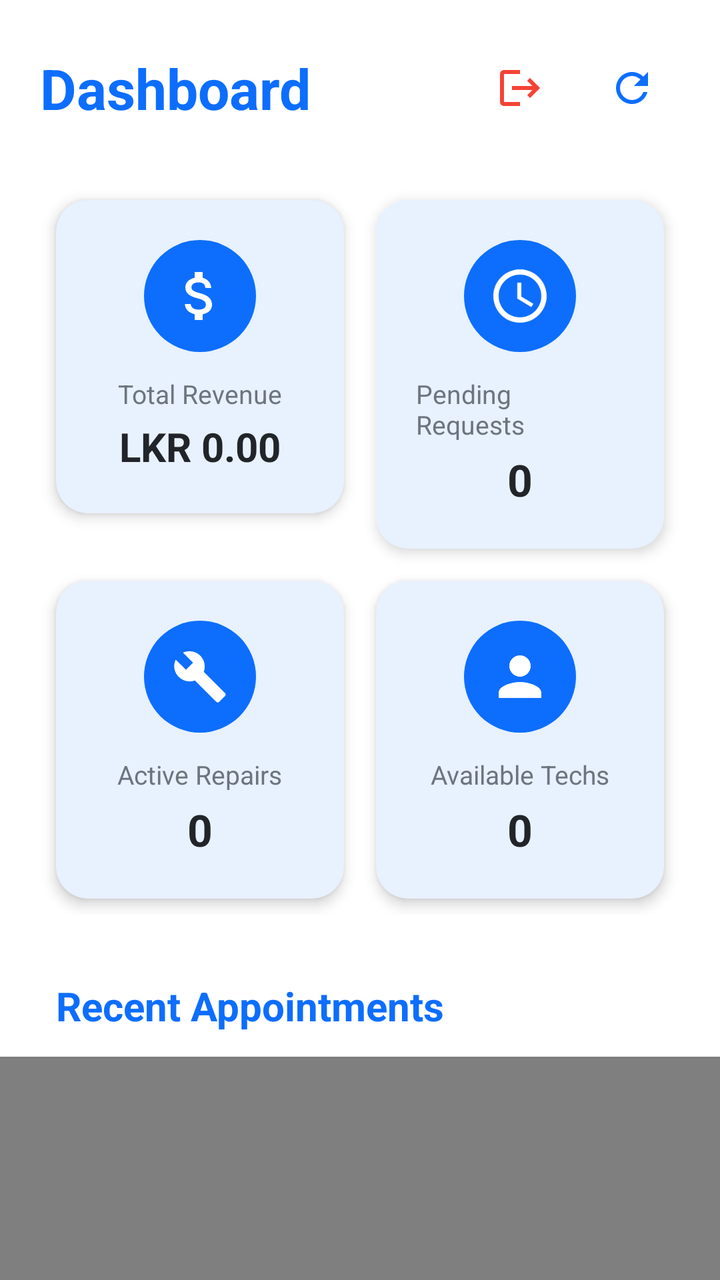
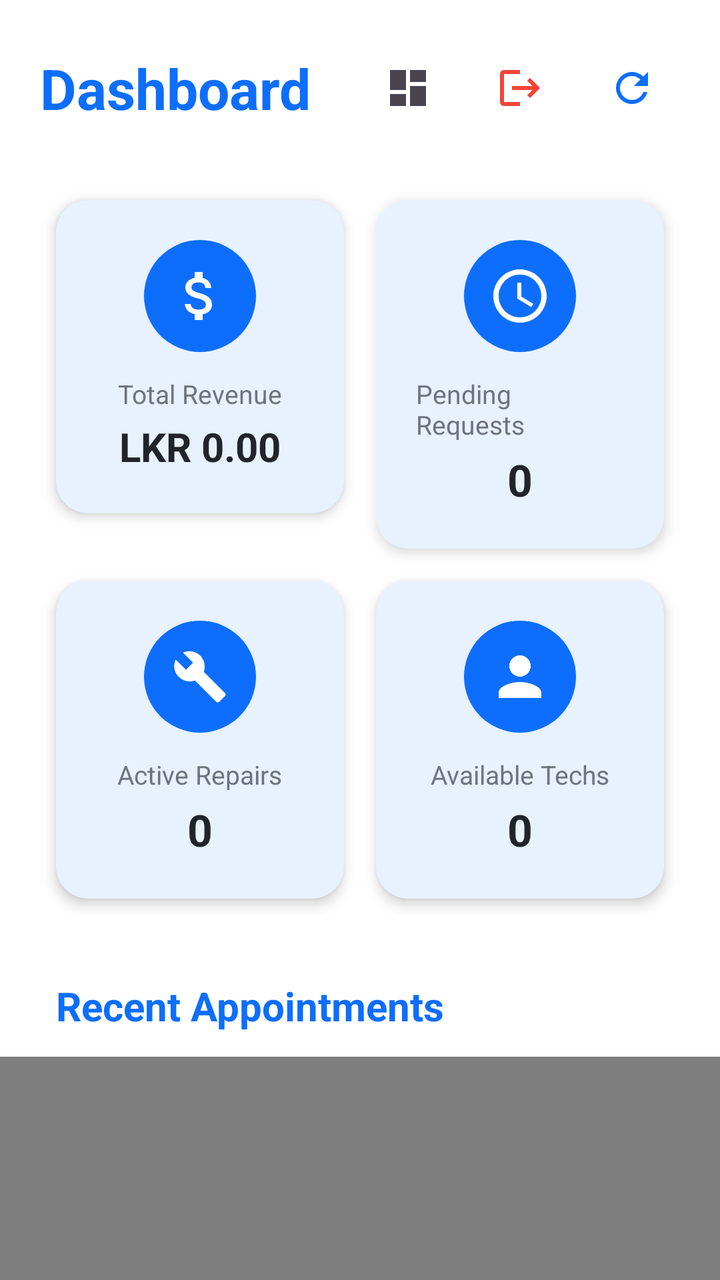

Compare the two renders of this Android layout. The source of the first and the diff that turns it into the second are given below.
<!-- AndroidManifest.xml: application theme Theme.TECHFIX -->
<!-- res/layout/fragment_admin_dashboard.xml -->
<?xml version="1.0" encoding="utf-8"?>
<androidx.coordinatorlayout.widget.CoordinatorLayout xmlns:android="http://schemas.android.com/apk/res/android"
    xmlns:app="http://schemas.android.com/apk/res-auto"
    android:layout_width="match_parent"
    android:layout_height="match_parent"
    android:background="?attr/colorSurface">

    <com.google.android.material.appbar.AppBarLayout
        android:layout_width="match_parent"
        android:layout_height="wrap_content"
        android:background="@android:color/transparent"
        app:elevation="0dp">

        <com.google.android.material.appbar.CollapsingToolbarLayout
            android:layout_width="match_parent"
            android:layout_height="wrap_content"
            app:layout_scrollFlags="scroll|exitUntilCollapsed">

            <LinearLayout
                android:layout_width="match_parent"
                android:layout_height="wrap_content"
                android:orientation="vertical"
                android:padding="20dp">

                
                <LinearLayout
                    android:layout_width="match_parent"
                    android:layout_height="wrap_content"
                    android:orientation="horizontal"
                    android:gravity="center_vertical"
                    android:layout_marginBottom="24dp">

                    <TextView
                        android:layout_width="0dp"
                        android:layout_height="wrap_content"
                        android:layout_weight="1"
                        android:text="Dashboard"
                        android:textSize="28sp"
                        android:textStyle="bold"
                        android:textColor="?attr/colorPrimary" />

                    <ImageButton
                        android:id="@+id/btn_logout"
                        android:layout_width="48dp"
                        android:layout_height="48dp"
                        android:background="?attr/selectableItemBackgroundBorderless"
                        android:src="@drawable/ic_logout"
                        app:tint="#F44336"
                        android:layout_marginEnd="8dp"
                        android:contentDescription="Logout" />

                    <ImageButton
                        android:id="@+id/btn_refresh"
                        android:layout_width="48dp"
                        android:layout_height="48dp"
                        android:background="?attr/selectableItemBackgroundBorderless"
                        android:src="@drawable/ic_refresh"
                        app:tint="?attr/colorPrimary"
                        android:contentDescription="Refresh" />
                </LinearLayout>

                
                <GridLayout
                    android:layout_width="match_parent"
                    android:layout_height="wrap_content"
                    android:columnCount="2"
                    android:rowCount="2"
                    android:alignmentMode="alignMargins">

                    
                    <com.google.android.material.card.MaterialCardView
                        android:layout_width="0dp"
                        android:layout_height="wrap_content"
                        android:layout_columnWeight="1"
                        android:layout_margin="8dp"
                        app:cardBackgroundColor="?attr/colorSurface"
                        app:cardCornerRadius="16dp"
                        app:cardElevation="4dp"
                        app:strokeWidth="0dp">
                        <LinearLayout
                            android:layout_width="match_parent"
                            android:layout_height="wrap_content"
                            android:orientation="vertical"
                            android:padding="20dp"
                            android:gravity="center">
                            <FrameLayout
                                android:layout_width="56dp"
                                android:layout_height="56dp"
                                android:background="@drawable/bg_circle_blue"
                                android:backgroundTint="?attr/colorPrimary"
                                android:layout_marginBottom="12dp">
                                <ImageView
                                    android:layout_width="32dp"
                                    android:layout_height="32dp"
                                    android:layout_gravity="center"
                                    android:src="@drawable/ic_revenue" />
                            </FrameLayout>
                            <TextView
                                android:layout_width="wrap_content"
                                android:layout_height="wrap_content"
                                android:text="Total Revenue"
                                android:textSize="13sp"
                                android:textColor="@color/app_text_secondary" />
                            <TextView
                                android:id="@+id/tv_total_revenue"
                                android:layout_width="wrap_content"
                                android:layout_height="wrap_content"
                                android:text="LKR 0.00"
                                android:textSize="20sp"
                                android:textStyle="bold"
                                android:textColor="@color/app_text_primary"
                                android:layout_marginTop="4dp"/>
                        </LinearLayout>
                    </com.google.android.material.card.MaterialCardView>

                    
                    <com.google.android.material.card.MaterialCardView
                        android:layout_width="0dp"
                        android:layout_height="wrap_content"
                        android:layout_columnWeight="1"
                        android:layout_margin="8dp"
                        app:cardBackgroundColor="?attr/colorSurface"
                        app:cardCornerRadius="16dp"
                        app:cardElevation="4dp"
                        app:strokeWidth="0dp">
                        <LinearLayout
                            android:layout_width="match_parent"
                            android:layout_height="wrap_content"
                            android:orientation="vertical"
                            android:padding="20dp"
                            android:gravity="center">
                            <FrameLayout
                                android:layout_width="56dp"
                                android:layout_height="56dp"
                                android:background="@drawable/bg_circle_blue"
                                android:backgroundTint="?attr/colorPrimary"
                                android:layout_marginBottom="12dp">
                                <ImageView
                                    android:layout_width="32dp"
                                    android:layout_height="32dp"
                                    android:layout_gravity="center"
                                    android:src="@drawable/ic_time"
                                    app:tint="#FFFFFF" />
                            </FrameLayout>
                            <TextView
                                android:layout_width="wrap_content"
                                android:layout_height="wrap_content"
                                android:text="Pending Requests"
                                android:textSize="13sp"
                                android:textColor="@color/app_text_secondary" />
                            <TextView
                                android:id="@+id/tv_pending_requests"
                                android:layout_width="wrap_content"
                                android:layout_height="wrap_content"
                                android:text="0"
                                android:textSize="22sp"
                                android:textStyle="bold"
                                android:textColor="@color/app_text_primary"
                                android:layout_marginTop="4dp"/>
                        </LinearLayout>
                    </com.google.android.material.card.MaterialCardView>

                    
                    <com.google.android.material.card.MaterialCardView
                        android:layout_width="0dp"
                        android:layout_height="wrap_content"
                        android:layout_columnWeight="1"
                        android:layout_margin="8dp"
                        app:cardBackgroundColor="?attr/colorSurface"
                        app:cardCornerRadius="16dp"
                        app:cardElevation="4dp"
                        app:strokeWidth="0dp">
                        <LinearLayout
                            android:layout_width="match_parent"
                            android:layout_height="wrap_content"
                            android:orientation="vertical"
                            android:padding="20dp"
                            android:gravity="center">
                            <FrameLayout
                                android:layout_width="56dp"
                                android:layout_height="56dp"
                                android:background="@drawable/bg_circle_blue"
                                android:backgroundTint="?attr/colorPrimary"
                                android:layout_marginBottom="12dp">
                                <ImageView
                                    android:layout_width="28dp"
                                    android:layout_height="28dp"
                                    android:layout_gravity="center"
                                    android:src="@drawable/ic_repair" />
                            </FrameLayout>
                            <TextView
                                android:layout_width="wrap_content"
                                android:layout_height="wrap_content"
                                android:text="Active Repairs"
                                android:textSize="13sp"
                                android:textColor="@color/app_text_secondary" />
                            <TextView
                                android:id="@+id/tv_active_repairs"
                                android:layout_width="wrap_content"
                                android:layout_height="wrap_content"
                                android:text="0"
                                android:textSize="22sp"
                                android:textStyle="bold"
                                android:textColor="@color/app_text_primary"
                                android:layout_marginTop="4dp"/>
                        </LinearLayout>
                    </com.google.android.material.card.MaterialCardView>

                    
                    <com.google.android.material.card.MaterialCardView
                        android:layout_width="0dp"
                        android:layout_height="wrap_content"
                        android:layout_columnWeight="1"
                        android:layout_margin="8dp"
                        app:cardBackgroundColor="?attr/colorSurface"
                        app:cardCornerRadius="16dp"
                        app:cardElevation="4dp"
                        app:strokeWidth="0dp">
                        <LinearLayout
                            android:layout_width="match_parent"
                            android:layout_height="wrap_content"
                            android:orientation="vertical"
                            android:padding="20dp"
                            android:gravity="center">
                            <FrameLayout
                                android:layout_width="56dp"
                                android:layout_height="56dp"
                                android:background="@drawable/bg_circle_blue"
                                android:backgroundTint="?attr/colorPrimary"
                                android:layout_marginBottom="12dp">
                                <ImageView
                                    android:layout_width="32dp"
                                    android:layout_height="32dp"
                                    android:layout_gravity="center"
                                    android:src="@drawable/ic_technician"
                                    app:tint="#FFFFFF" />
                            </FrameLayout>
                            <TextView
                                android:layout_width="wrap_content"
                                android:layout_height="wrap_content"
                                android:text="Available Techs"
                                android:textSize="13sp"
                                android:textColor="@color/app_text_secondary" />
                            <TextView
                                android:id="@+id/tv_available_techs"
                                android:layout_width="wrap_content"
                                android:layout_height="wrap_content"
                                android:text="0"
                                android:textSize="22sp"
                                android:textStyle="bold"
                                android:textColor="@color/app_text_primary"
                                android:layout_marginTop="4dp"/>
                        </LinearLayout>
                    </com.google.android.material.card.MaterialCardView>
                </GridLayout>
            </LinearLayout>
        </com.google.android.material.appbar.CollapsingToolbarLayout>
        
        <TextView
            android:layout_width="match_parent"
            android:layout_height="wrap_content"
            android:text="Recent Appointments"
            android:textSize="20sp"
            android:textStyle="bold"
            android:textColor="?attr/colorPrimary"
            android:paddingStart="28dp"
            android:paddingTop="12dp"
            android:paddingBottom="12dp"
            android:background="?attr/colorSurface"/>
            
    </com.google.android.material.appbar.AppBarLayout>

    <androidx.swiperefreshlayout.widget.SwipeRefreshLayout
        android:id="@+id/swipe_refresh"
        android:layout_width="match_parent"
        android:layout_height="match_parent"
        app:layout_behavior="@string/appbar_scrolling_view_behavior">

        <FrameLayout
            android:layout_width="match_parent"
            android:layout_height="match_parent">

            <androidx.recyclerview.widget.RecyclerView
                android:id="@+id/recycler_recent_appointments"
                android:layout_width="match_parent"
                android:layout_height="match_parent"
                android:clipToPadding="false"
                android:paddingBottom="24dp" android:layoutAnimation="@anim/layout_animation_slide_up"
                android:paddingStart="20dp"
                android:paddingEnd="20dp" />

            <ProgressBar
                android:id="@+id/progress_bar"
                android:layout_width="wrap_content"
                android:layout_height="wrap_content"
                android:layout_gravity="center"
                android:visibility="gone" />

            <TextView
                android:id="@+id/tv_empty"
                android:layout_width="wrap_content"
                android:layout_height="wrap_content"
                android:text="No recent appointments found."
                android:textColor="@color/app_text_secondary"
                android:layout_gravity="center"
                android:visibility="gone" />
        </FrameLayout>
    </androidx.swiperefreshlayout.widget.SwipeRefreshLayout>

</androidx.coordinatorlayout.widget.CoordinatorLayout>
<!-- resources referenced by this layout -->
<resources>
  <color name="app_text_primary">#212529</color>
  <color name="app_text_secondary">#6C757D</color>
  <!-- drawable bg_circle_blue (drawable) -->
  <?xml version="1.0" encoding="utf-8"?>
  <shape xmlns:android="http://schemas.android.com/apk/res/android"
      android:shape="oval">
      <solid android:color="@color/app_primary"/>
      <size android:width="48dp" android:height="48dp"/>
  </shape>
  <!-- drawable ic_logout (drawable) -->
  <vector xmlns:android="http://schemas.android.com/apk/res/android"
      android:width="24dp"
      android:height="24dp"
      android:viewportWidth="24"
      android:viewportHeight="24"
      android:tint="#D50000">
    <path
        android:fillColor="@android:color/white"
        android:pathData="M17,7l-1.41,1.41L18.17,11H8v2h10.17l-2.58,2.58L17,17l5,-5zM4,5h8V3H4c-1.1,0 -2,0.9 -2,2v14c0,1.1 0.9,2 2,2h8v-2H4V5z"/>
  </vector>
  <color name="app_primary">#0D6EFD</color>
  <color name="app_background">#F8F9FA</color>
  <color name="app_surface">#FFFFFF</color>
  <color name="app_surface_variant">#E9ECEF</color>
  <color name="app_primary_variant">#0A58CA</color>
  <color name="white">#FFFFFF</color>
  <color name="app_secondary">#6C757D</color>
  <style name="Widget.App.CardView" parent="Widget.Material3.CardView.Elevated">
          <item name="cardElevation">0dp</item>
          <item name="cardBackgroundColor">@color/app_surface</item>
          <item name="strokeWidth">1dp</item>
          <item name="strokeColor">@color/card_border</item>
          <item name="shapeAppearanceOverlay">@style/ShapeAppearance.App.LargeComponent</item>
      </style>
  <style name="Theme.App.BottomSheetDialog" parent="Theme.Material3.DayNight.BottomSheetDialog">
          <item name="bottomSheetStyle">@style/Widget.App.BottomSheet</item>
      </style>
  <style name="Widget.App.Button" parent="Widget.Material3.Button">
          <item name="shapeAppearanceOverlay">@style/ShapeAppearance.App.SmallComponent</item>
          <item name="android:paddingTop">14dp</item>
          <item name="android:paddingBottom">14dp</item>
          <item name="android:fontFamily">sans-serif-medium</item>
      </style>
  <style name="Widget.App.BottomNavigationView" parent="Widget.Material3.BottomNavigationView">
          <item name="backgroundTint">@color/app_surface</item>
          <item name="itemIconTint">@color/bottom_nav_color</item>
          <item name="itemTextColor">@color/bottom_nav_color</item>
          <item name="elevation">8dp</item>
      </style>
  <color name="card_border">#DEE2E6</color>
  <style name="ShapeAppearance.App.LargeComponent" parent="ShapeAppearance.Material3.LargeComponent">
          <item name="cornerFamily">rounded</item>
          <item name="cornerSize">20dp</item>
      </style>
  <style name="Widget.App.BottomSheet" parent="Widget.Material3.BottomSheet">
          <item name="backgroundTint">@color/app_surface</item>
          <item name="shapeAppearanceOverlay">@style/ShapeAppearance.App.BottomSheet</item>
      </style>
  <style name="ShapeAppearance.App.SmallComponent" parent="ShapeAppearance.Material3.SmallComponent">
          <item name="cornerFamily">rounded</item>
          <item name="cornerSize">14dp</item>
      </style>
  <style name="ShapeAppearance.App.BottomSheet" parent="ShapeAppearance.Material3.LargeComponent">
          <item name="cornerFamily">rounded</item>
          <item name="cornerSizeTopRight">28dp</item>
          <item name="cornerSizeTopLeft">28dp</item>
          <item name="cornerSizeBottomRight">0dp</item>
          <item name="cornerSizeBottomLeft">0dp</item>
      </style>
  <!-- unchanged entries left out for length: 6 -->
</resources>

<!-- the commit's change to res/layout/fragment_admin_dashboard.xml (unified diff, before → after) -->
@@ -38,6 +38,16 @@
                         android:textSize="28sp"
                         android:textStyle="bold"
                         android:textColor="?attr/colorPrimary" />
+
+                    <ImageButton
+                        android:id="@+id/btn_theme"
+                        android:layout_width="48dp"
+                        android:layout_height="48dp"
+                        android:background="?attr/selectableItemBackgroundBorderless"
+                        android:src="@drawable/ic_dashboard"
+                        app:tint="?android:attr/textColorSecondary"
+                        android:layout_marginEnd="8dp"
+                        android:contentDescription="Toggle Theme" />
 
                     <ImageButton
                         android:id="@+id/btn_logout"
<!-- resource entries referenced after the edit -->
@@ -9,6 +9,17 @@
       <solid android:color="@color/app_primary"/>
       <size android:width="48dp" android:height="48dp"/>
   </shape>
+  <!-- drawable ic_dashboard (drawable) -->
+  <vector xmlns:android="http://schemas.android.com/apk/res/android"
+      android:width="24dp"
+      android:height="24dp"
+      android:viewportWidth="24"
+      android:viewportHeight="24"
+      android:tint="#1565C0">
+    <path
+        android:fillColor="@android:color/white"
+        android:pathData="M3,13h8V3H3V13zM3,21h8v-6H3V21zM13,21h8V11h-8V21zM13,3v6h8V3H13z"/>
+  </vector>
   <!-- drawable ic_logout (drawable) -->
   <vector xmlns:android="http://schemas.android.com/apk/res/android"
       android:width="24dp"
